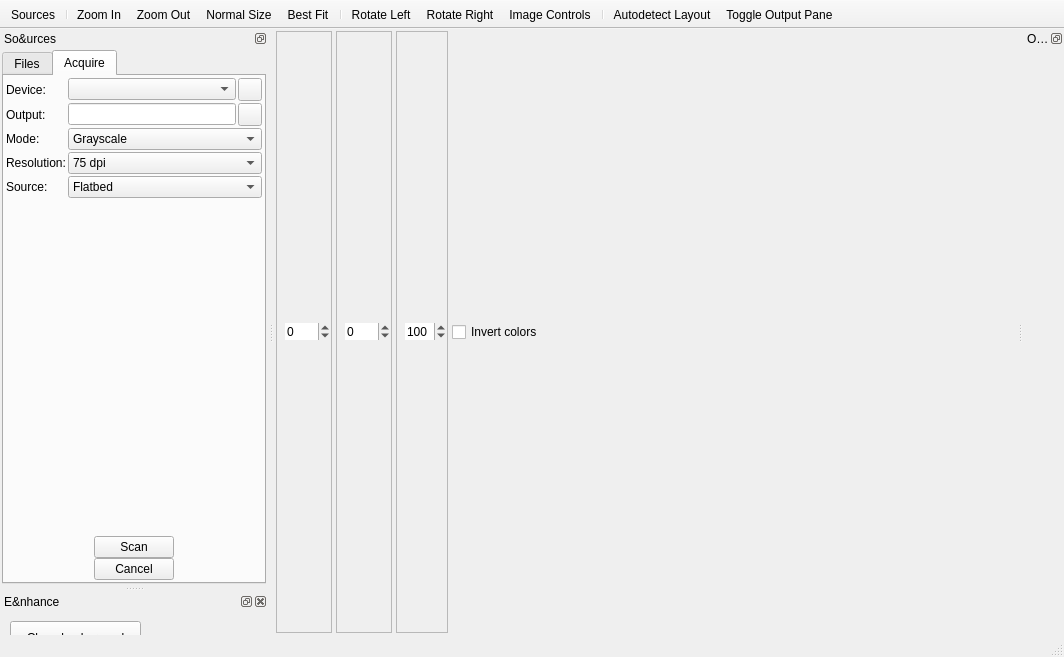
manisandro/gImageReader, file qt/data/MainWindow.ui: the form before one commit.
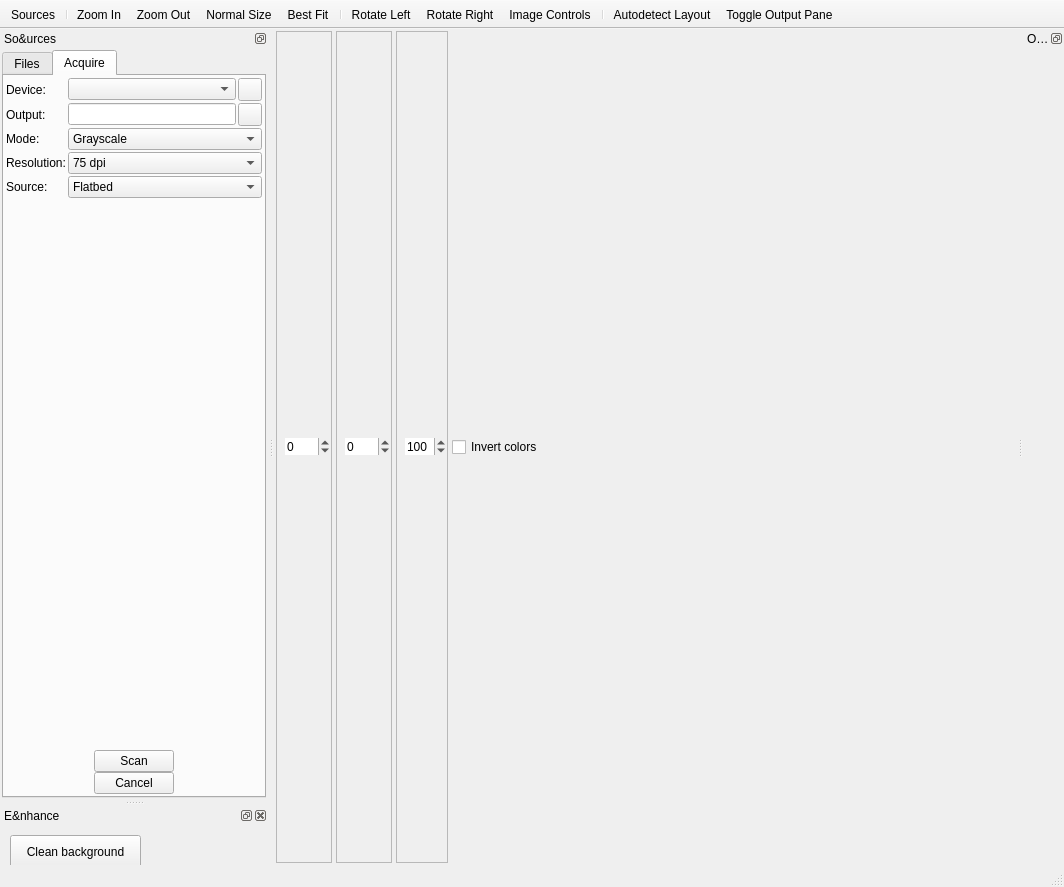
The form after the commit. Icons and pictures are not drawn.

Commit message: [Qt] Add new buttons for new image processig algorithms

```diff
--- a/qt/data/MainWindow.ui
+++ b/qt/data/MainWindow.ui
@@ -7,7 +7,7 @@
     <x>0</x>
     <y>0</y>
     <width>1064</width>
-    <height>657</height>
+    <height>887</height>
    </rect>
   </property>
   <property name="windowTitle">
```
Left out of the diff: 39 changed lines with no effect on the pictures.
